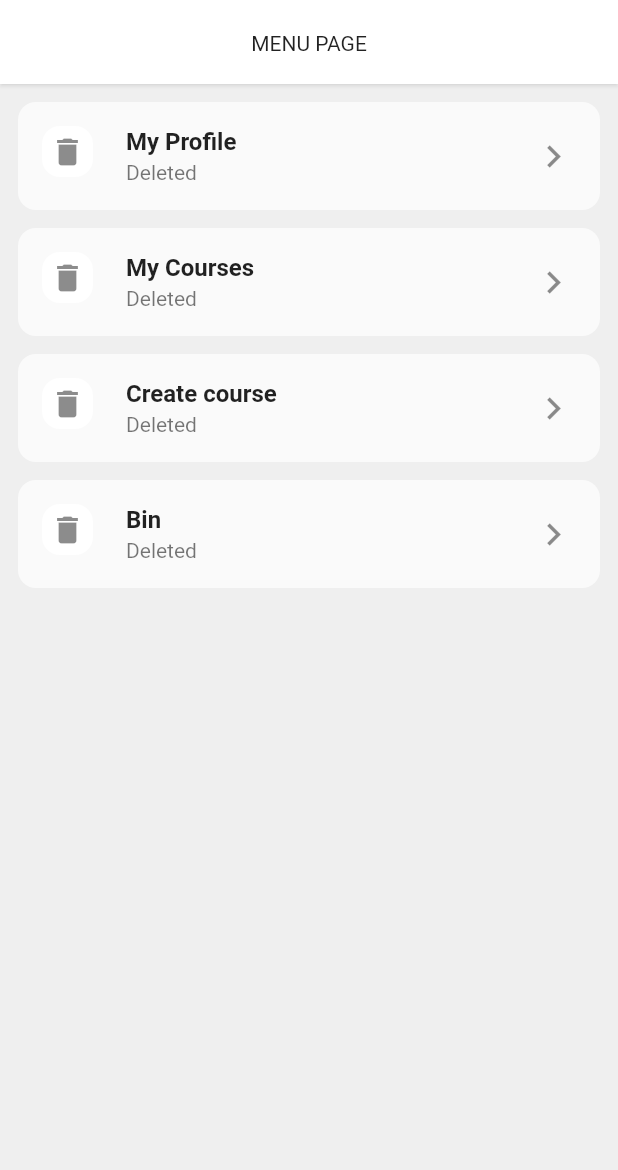
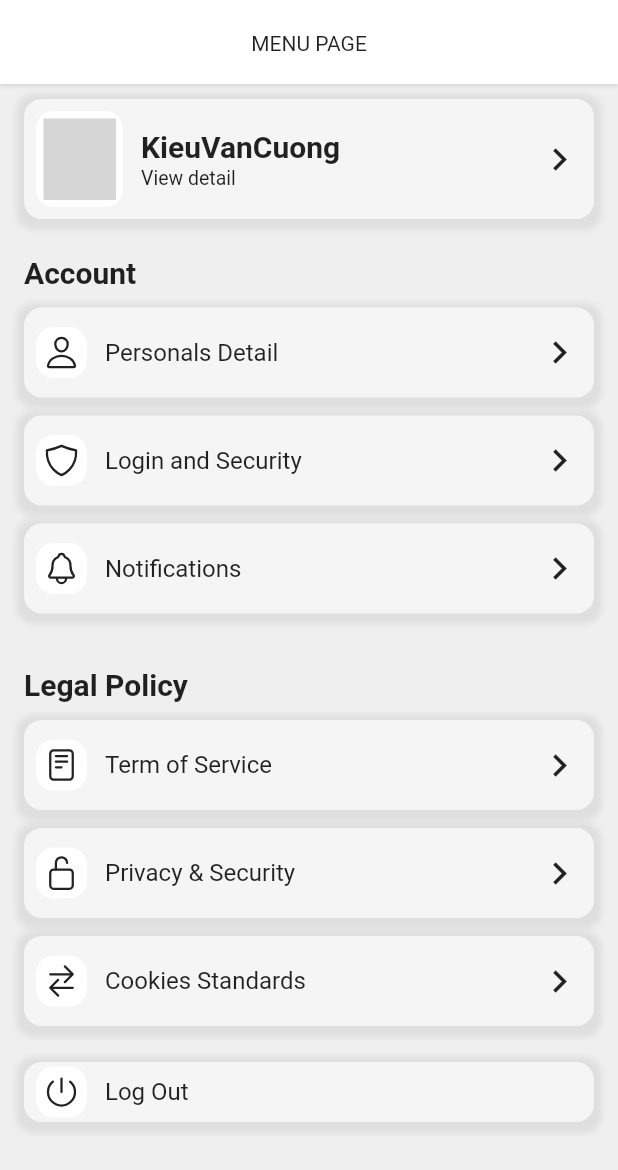
Before and after one commit to CuongKV2110/base_app_flutter, a Flutter app: the MenuPage screen opened directly, on a phone screen of 412 x 824 dp. Shown: the top 1170 px of the screen. Run offline on Flutter 3.47's test engine with Material 2 defaults, Android fonts, the phone set to English and light mode, and no system bars; drawn by our look-alikes of cached_network_image; our stand-ins replace dio, flutter_bloc, flutter_spinkit, flutter_svg, freezed_annotation, get_it and 3 more; missing offline and left inert: flutter_config; accounts and stored records are empty; network calls fail; grey boxes are pictures that could not be loaded.

Commit message:
develop menu page UI

```diff
--- /dev/null
+++ b/lib/page/menu_page/log_out_widget.dart
@@ -0,0 +1,50 @@
+import 'package:flutter/cupertino.dart';
+import 'package:flutter/material.dart';
+import 'package:ionicons/ionicons.dart';
+
+import '../../constants/constants.dart';
+
+class LogOutWidget extends StatelessWidget {
+  const LogOutWidget({Key? key}) : super(key: key);
+
+  @override
+  Widget build(BuildContext context) {
+    return Container(
+      height: 40,
+      decoration: BoxDecoration(
+        color: Colors.white70,
+        borderRadius: BorderRadius.circular(12),
+        boxShadow: [
+          BoxShadow(
+            color: Colors.grey.withOpacity(0.2), // shadow color
+            spreadRadius: 5, // how much the shadow should spread
+            blurRadius: 3, // how blurry the shadow should be
+            offset: const Offset(0, 2), // changes the position of the shadow
+          ),
+        ],
+      ),
+      child: Padding(
+        padding: const EdgeInsets.symmetric(horizontal: 8.0),
+        child: Row(
+          children: [
+            Container(
+              decoration: BoxDecoration(
+                color: Colors.white,
+                borderRadius: BorderRadius.circular(12),
+              ),
+              padding: const EdgeInsets.all(5),
+              child: const Icon(Ionicons.power_outline),
+            ),
+            wSpaceItem1,
+            const Text(
+              'Log Out',
+              style: TextStyle(
+                fontSize: 16,
+              ),
+            ),
+          ],
+        ),
+      ),
+    );
+  }
+}
--- /dev/null
+++ b/lib/page/menu_page/menu_item_widget.dart
@@ -0,0 +1,66 @@
+import 'package:base_app/constants/constants.dart';
+import 'package:flutter/material.dart';
+
+class MenuItemWidget extends StatelessWidget {
+  final String title;
+  final Icon icon;
+  final double? isHeight;
+  final void Function()? onTap;
+  const MenuItemWidget({
+    Key? key,
+    required this.title,
+    required this.icon,
+    this.onTap,
+    this.isHeight,
+  }) : super(key: key);
+
+  @override
+  Widget build(BuildContext context) {
+    return Container(
+      height: isHeight ?? 60,
+      decoration: BoxDecoration(
+        color: Colors.white70,
+        borderRadius: BorderRadius.circular(12),
+        boxShadow: [
+          BoxShadow(
+            color: Colors.grey.withOpacity(0.2), // shadow color
+            spreadRadius: 5, // how much the shadow should spread
+            blurRadius: 3, // how blurry the shadow should be
+            offset: const Offset(0, 2), // changes the position of the shadow
+          ),
+        ],
+      ),
+      child: Padding(
+        padding: const EdgeInsets.all(8.0),
+        child: Row(
+          mainAxisAlignment: MainAxisAlignment.spaceBetween,
+          children: [
+            Row(
+              children: [
+                Container(
+                  decoration: BoxDecoration(
+                    color: Colors.white,
+                    borderRadius: BorderRadius.circular(12),
+                  ),
+                  padding: const EdgeInsets.all(5),
+                  child: icon,
+                ),
+                wSpaceItem1,
+                Text(
+                  title,
+                  style: const TextStyle(
+                    fontSize: 16,
+                  ),
+                ),
+              ],
+            ),
+            const Icon(
+              Icons.navigate_next,
+              size: 30,
+            ),
+          ],
+        ),
+      ),
+    );
+  }
+}
--- a/lib/page/menu_page/menu_page.dart
+++ b/lib/page/menu_page/menu_page.dart
@@ -1,9 +1,10 @@
+import 'package:base_app/page/menu_page/log_out_widget.dart';
+import 'package:base_app/page/menu_page/profile_widget.dart';
 import 'package:flutter/material.dart';
+import 'package:ionicons/ionicons.dart';
 import '../../constants/constants.dart';
 import '../../widget/appbar_widget.dart';
-import '../create_course_page/create_course_page.dart';
-import '../my_course/my_course_page.dart';
-import '../setting_page/setting_item_widget.dart';
+import 'menu_item_widget.dart';
 
 class MenuPage extends StatefulWidget {
   const MenuPage({Key? key}) : super(key: key);
@@ -21,48 +22,66 @@ class _MenuPageState extends State<MenuPage> {
         appBar: AppBarWidget(
           title: "MENU PAGE",
         ),
-        body: Padding(
-          padding: const EdgeInsets.all(12.0),
+        body: SingleChildScrollView(
+          child: Padding(
+            padding: const EdgeInsets.symmetric(horizontal: 16.0, vertical: 10),
             child: Column(
+              crossAxisAlignment: CrossAxisAlignment.start,
               children: [
-              SettingItemWidget(
-                title: "My Profile",
-                detail: "Deleted",
-                icon: Icon(Icons.delete),
+                ProfileWidget(
+                  title: 'KieuVanCuong',
+                  icon: Icon(Ionicons.person_outline),
+                ),
+                hSpaceItem2,
+                Text(
+                  "Account",
+                  style: TextStyle(
+                    fontSize: 20,
+                    fontWeight: FontWeight.bold,
+                  ),
                 ),
                 hSpaceItem1,
-              SettingItemWidget(
-                title: "My Courses",
-                detail: "Deleted",
-                icon: Icon(Icons.delete),
-                onTap: () {
-                  Navigator.of(context).push(
-                    MaterialPageRoute(builder: (context) {
-                      return MyCoursePage();
-                    }),
-                  );
-                },
+                MenuItemWidget(
+                  title: "Personals Detail",
+                  icon: Icon(Ionicons.person_outline),
                 ),
                 hSpaceItem1,
-              SettingItemWidget(
-                title: "Create course",
-                detail: "Deleted",
-                icon: Icon(Icons.delete),
-                onTap: () {
-                  Navigator.of(context).push(
-                    MaterialPageRoute(builder: (context) {
-                      return CreateCoursePage();
-                    }),
-                  );
-                },
+                MenuItemWidget(
+                  title: "Login and Security",
+                  icon: Icon(Ionicons.shield_outline),
                 ),
                 hSpaceItem1,
-              SettingItemWidget(
-                title: "Bin",
-                detail: "Deleted",
-                icon: Icon(Icons.delete),
-              )
+                MenuItemWidget(
+                  title: "Notifications",
+                  icon: Icon(Ionicons.notifications_outline),
+                ),
+                hSpaceItem3,
+                Text(
+                  "Legal Policy",
+                  style: TextStyle(
+                    fontSize: 20,
+                    fontWeight: FontWeight.bold,
+                  ),
+                ),
+                hSpaceItem1,
+                MenuItemWidget(
+                  title: "Term of Service",
+                  icon: Icon(Ionicons.reader_outline),
+                ),
+                hSpaceItem1,
+                MenuItemWidget(
+                  title: "Privacy & Security",
+                  icon: Icon(Ionicons.lock_open_outline),
+                ),
+                hSpaceItem1,
+                MenuItemWidget(
+                  title: "Cookies Standards",
+                  icon: Icon(Ionicons.swap_horizontal_outline),
+                ),
+                hSpaceItem2,
+                LogOutWidget()
               ],
+            ),
           ),
         ),
       ),
--- /dev/null
+++ b/lib/page/menu_page/profile_widget.dart
@@ -0,0 +1,84 @@
+import 'package:cached_network_image/cached_network_image.dart';
+import 'package:flutter/cupertino.dart';
+import 'package:flutter/material.dart';
+
+import '../../constants/constants.dart';
+
+class ProfileWidget extends StatelessWidget {
+  final String title;
+  final Icon icon;
+  final void Function()? onTap;
+  const ProfileWidget({
+    Key? key,
+    required this.title,
+    required this.icon,
+    this.onTap,
+  }) : super(key: key);
+
+  @override
+  Widget build(BuildContext context) {
+    return Container(
+        height: 80,
+        decoration: BoxDecoration(
+          color: Colors.white70,
+          borderRadius: BorderRadius.circular(12),
+          boxShadow: [
+            BoxShadow(
+              color: Colors.grey.withOpacity(0.2), // shadow color
+              spreadRadius: 5, // how much the shadow should spread
+              blurRadius: 3, // how blurry the shadow should be
+              offset: const Offset(0, 2), // changes the position of the shadow
+            ),
+          ],
+        ),
+        child: Padding(
+          padding: const EdgeInsets.all(8.0),
+          child: Row(
+            mainAxisAlignment: MainAxisAlignment.spaceBetween,
+            children: [
+              Row(
+                children: [
+                  Container(
+                    decoration: BoxDecoration(
+                      color: Colors.white,
+                      borderRadius: BorderRadius.circular(12),
+                    ),
+                    padding: const EdgeInsets.all(5),
+                    child: CachedNetworkImage(
+                        imageUrl:
+                            'https://encrypted-tbn0.gstatic.com/images?q=tbn:ANd9GcQrzz_DeRPgLHFtCMMsjPL1poZLA7ztODWqgA&usqp=CAU'),
+                  ),
+                  wSpaceItem1,
+                  Column(
+                    crossAxisAlignment: CrossAxisAlignment.start,
+                    mainAxisAlignment: MainAxisAlignment.center,
+                    children: [
+                      Text(
+                        title,
+                        style: const TextStyle(
+                          fontSize: 20,
+                          fontWeight: FontWeight.bold,
+                        ),
+                      ),
+                      const SizedBox(
+                        height: 2,
+                      ),
+                      const Text(
+                        'View detail',
+                        style: TextStyle(
+                          fontSize: 13,
+                        ),
+                      ),
+                    ],
+                  ),
+                ],
+              ),
+              const Icon(
+                Icons.navigate_next,
+                size: 30,
+              ),
+            ],
+          ),
+        ));
+  }
+}
--- a/lib/page/root_page/root_page.dart
+++ b/lib/page/root_page/root_page.dart
@@ -60,8 +60,8 @@ class _RootPageState extends State<RootPage> {
               backgroundColor: Colors.black,
             ),
             BottomNavigationBarItem(
-              icon: Icon(Ionicons.settings_outline),
-              label: "Setting",
+              icon: Icon(Ionicons.list_circle_outline),
+              label: "Menu",
               backgroundColor: Colors.black,
             ),
           ]),
```
Also changed, not shown: 21 other files. Lines whose indentation alone changed are shown as unchanged.
